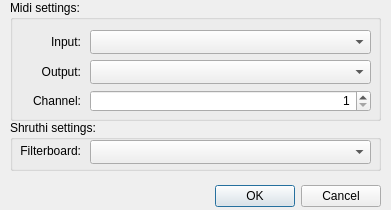
First picture: the form in settings-dialog.ui, repository Manuel-K/shruthi-editor, before the edit.
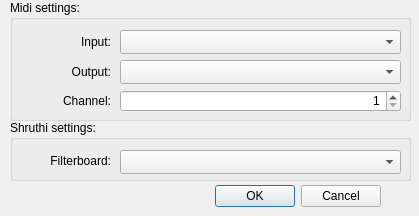
Second picture: the form after the edit.

Commit message: fixed cut settings dialog

```diff
--- a/settings-dialog.ui
+++ b/settings-dialog.ui
@@ -7,8 +7,8 @@
    <rect>
     <x>0</x>
     <y>0</y>
-    <width>391</width>
-    <height>210</height>
+    <width>419</width>
+    <height>216</height>
    </rect>
   </property>
   <property name="sizePolicy">
@@ -50,7 +50,7 @@
     <rect>
      <x>10</x>
      <y>0</y>
-     <width>371</width>
+     <width>401</width>
      <height>121</height>
     </rect>
    </property>
@@ -60,7 +60,7 @@
    <widget class="QComboBox" name="midiInputPort">
     <property name="geometry">
      <rect>
-      <x>80</x>
+      <x>110</x>
       <y>30</y>
       <width>281</width>
       <height>24</height>
@@ -72,7 +72,7 @@
      <rect>
       <x>10</x>
       <y>30</y>
-      <width>61</width>
+      <width>91</width>
       <height>24</height>
      </rect>
     </property>
@@ -88,7 +88,7 @@
      <rect>
       <x>10</x>
       <y>60</y>
-      <width>61</width>
+      <width>91</width>
       <height>24</height>
      </rect>
     </property>
@@ -102,7 +102,7 @@
    <widget class="QComboBox" name="midiOutputPort">
     <property name="geometry">
      <rect>
-      <x>80</x>
+      <x>110</x>
       <y>60</y>
       <width>281</width>
       <height>24</height>
@@ -114,7 +114,7 @@
      <rect>
       <x>10</x>
       <y>90</y>
-      <width>61</width>
+      <width>91</width>
       <height>21</height>
      </rect>
     </property>
@@ -128,7 +128,7 @@
    <widget class="QSpinBox" name="midiChannel">
     <property name="geometry">
      <rect>
-      <x>80</x>
+      <x>110</x>
       <y>90</y>
       <width>281</width>
       <height>22</height>
@@ -150,8 +150,8 @@
     <rect>
      <x>10</x>
      <y>120</y>
-     <width>371</width>
-     <height>51</height>
+     <width>401</width>
+     <height>61</height>
     </rect>
    </property>
    <property name="title">
@@ -161,8 +161,8 @@
     <property name="geometry">
      <rect>
       <x>10</x>
-      <y>20</y>
-      <width>61</width>
+      <y>30</y>
+      <width>91</width>
       <height>21</height>
      </rect>
     </property>
@@ -176,8 +176,8 @@
    <widget class="QComboBox" name="shruthiFilterBoard">
     <property name="geometry">
      <rect>
-      <x>80</x>
-      <y>20</y>
+      <x>110</x>
+      <y>30</y>
       <width>281</width>
       <height>24</height>
      </rect>
```
